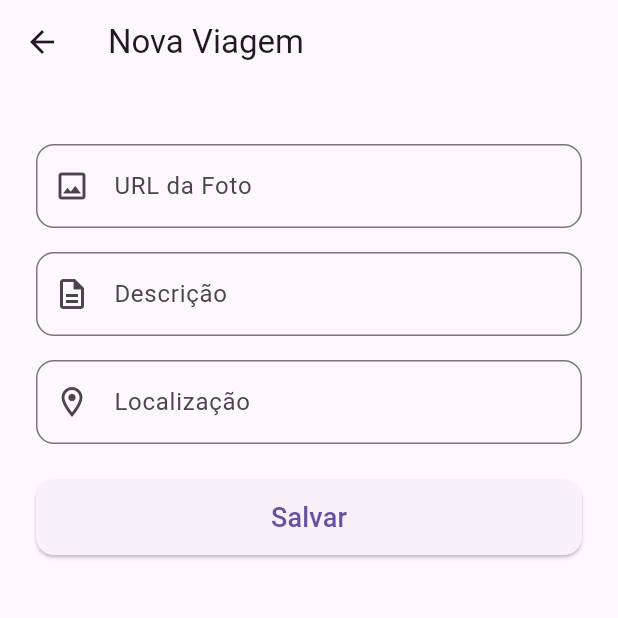
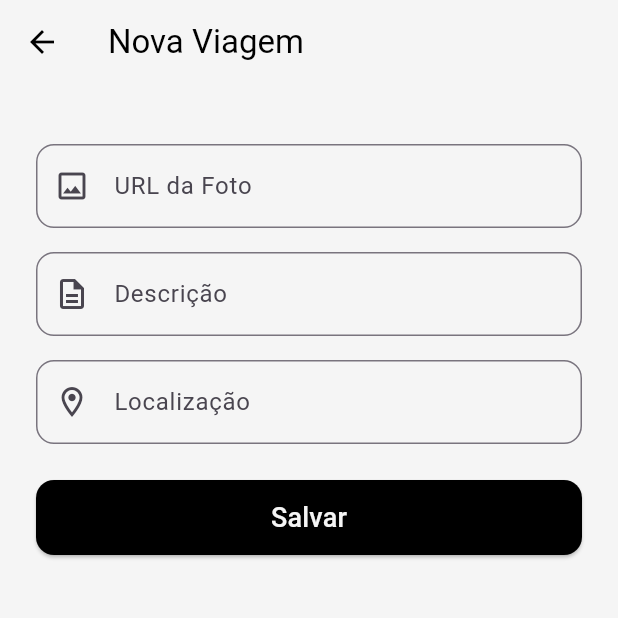
Before and after one commit to laviDomingos/Projeto-Final-Mobile-TravelLife-master, a Flutter app: the CreateTripPage screen opened directly, on a phone screen of 412 x 824 dp, the top half of it. Run offline on Flutter 3.47's test engine with Material 3 defaults, Android fonts, the phone set to English and light mode, and no system bars; our stand-ins replace shared_preferences, supabase_flutter; missing offline and left inert: gotrue; accounts and stored records are empty.

Commit message:
atualização

```diff
--- a/lib/pages/create_trip_page.dart
+++ b/lib/pages/create_trip_page.dart
@@ -15,7 +15,6 @@ class _CreateTripPageState extends State<CreateTripPage> {
     if (_imageController.text.isNotEmpty &&
         _descController.text.isNotEmpty &&
         _locationController.text.isNotEmpty) {
-
       final newTrip = Trip(
         id: -1, // Placeholder, será substituído na HomePage
         imagePath: _imageController.text,
@@ -25,18 +24,22 @@ class _CreateTripPageState extends State<CreateTripPage> {
 
       Navigator.pop(context, newTrip);
     } else {
-      ScaffoldMessenger.of(context).showSnackBar(
-        SnackBar(content: Text('Preencha todos os campos')),
-      );
+      ScaffoldMessenger.of(
+        context,
+      ).showSnackBar(SnackBar(content: Text('Preencha todos os campos')));
     }
   }
 
   @override
   Widget build(BuildContext context) {
-    return Theme(
-      data: ThemeData.light(),
-      child: Scaffold(
-        appBar: AppBar(title: Text('Nova Viagem')),
+    final theme = Theme.of(context); // Pega o tema atual
+
+    return Scaffold(
+      appBar: AppBar(
+        title: Text('Nova Viagem'),
+        backgroundColor: theme.appBarTheme.backgroundColor,
+        foregroundColor: theme.appBarTheme.foregroundColor,
+      ),
       body: Padding(
         padding: EdgeInsets.all(24),
         child: ListView(
@@ -89,7 +92,6 @@ class _CreateTripPageState extends State<CreateTripPage> {
           ],
         ),
       ),
-      ),
     );
   }
 }
```
Lines whose indentation alone changed are shown as unchanged.
